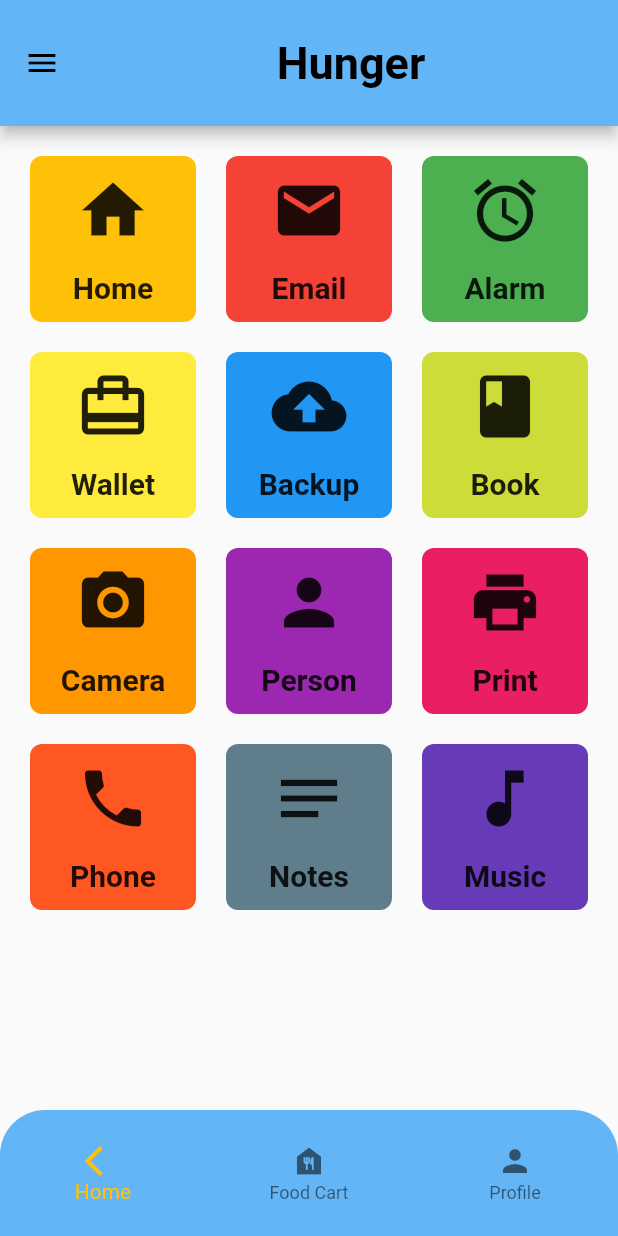
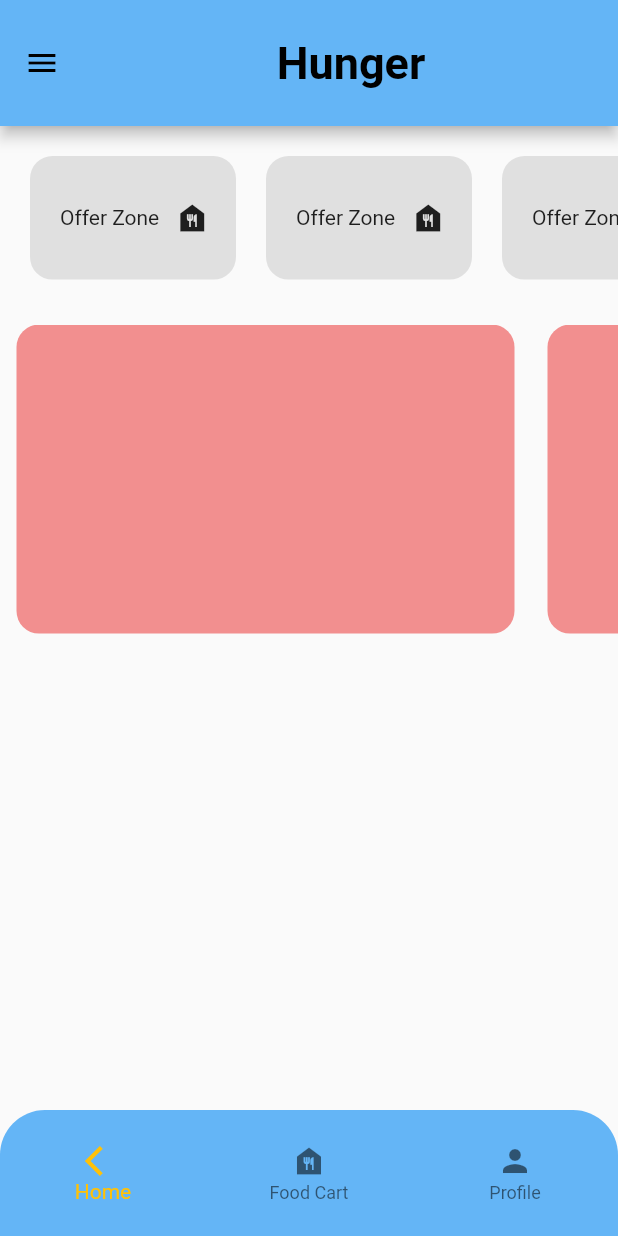
Before and after one commit to farsam10/Farhan-s-Food-App, a Flutter app: the screen it shows after launch, on a phone screen of 412 x 824 dp. Run offline on Flutter 3.47's test engine with Material 2 defaults, Android fonts, the phone set to English and light mode, and no system bars; our stand-ins replace image_picker.

Commit message:
Update home.dart

```diff
--- a/lib/home.dart
+++ b/lib/home.dart
@@ -1,5 +1,4 @@
 import 'package:flutter/material.dart';
-
 
 class Home extends StatefulWidget {
   const Home({Key? key}) : super(key: key);
@@ -8,86 +7,65 @@ class Home extends StatefulWidget {
   State<Home> createState() => _HomeState();
 }
 
-List<Color> arrayOfColors = [
-  Colors.amber,
-  Colors.red,
-  Colors.green,
-  Colors.yellow,
-  Colors.blue,
-  Colors.lime,
-  Colors.orange,
-  Colors.purple,
-  Colors.pink,
-  Colors.deepOrange,
-  Colors.blueGrey,
-  Colors.deepPurple,
-];
-
-List<Icon> arrayOfIcons = [
-  Icon(Icons.home, size: 50),
-  Icon(Icons.mail, size: 50),
-  Icon(Icons.alarm, size: 50),
-  Icon(Icons.wallet_travel, size: 50),
-  Icon(Icons.backup, size: 50),
-  Icon(Icons.book, size: 50),
-  Icon(Icons.camera_alt, size: 50),
-  Icon(Icons.person, size: 50),
-  Icon(Icons.print, size: 50),
-  Icon(Icons.phone, size: 50),
-  Icon(Icons.notes, size: 50),
-  Icon(Icons.music_note, size: 50),
-];
-
-List<String> arrayOfTexts = [
-  "Home",
-  "Email",
-  "Alarm",
-  "Wallet",
-  "Backup",
-  "Book",
-  "Camera",
-  "Person",
-  "Print",
-  "Phone",
-  "Notes",
-  "Music"
-];
-
 class _HomeState extends State<Home> {
   @override
   Widget build(BuildContext context) {
     return Scaffold(
       body: Padding(
-        padding: const EdgeInsets.all(20.0),
-        child: GridView.builder(
-          itemCount: arrayOfColors.length,
-          gridDelegate: SliverGridDelegateWithFixedCrossAxisCount(
-            crossAxisCount: 3,
-            mainAxisSpacing: 20,
-            crossAxisSpacing: 20,
-            childAspectRatio: 100 / 100,
+        padding: const EdgeInsets.only(top: 20, left: 0),
+        child: Column(
+          children: [
+            Padding(
+              padding: const EdgeInsets.only(left: 20.0),
+              child: SingleChildScrollView(
+                scrollDirection: Axis.horizontal,
+                child: Row(
+                  children: [
+                    ...List.generate(
+                      5,
+                      (index) => Container(
+                        decoration: BoxDecoration(
+                          color: Colors.grey[300],
+                          borderRadius: BorderRadius.circular(15),
                         ),
-          itemBuilder: (context, index) => Container(
-            decoration: BoxDecoration(
-              borderRadius: BorderRadius.circular(8),
-              color: arrayOfColors[index],
+                        height: MediaQuery.of(context).size.height / 10,
+                        width: MediaQuery.of(context).size.width / 3,
+                        margin: EdgeInsets.only(right: 20),
+                        child: Row(
+                          children: [
+                            SizedBox(width: 20),
+                            Text("Offer Zone"),
+                            SizedBox(width: 10),
+                            Icon(Icons.food_bank)
+                          ],
                         ),
-            child: Column(
-              mainAxisAlignment: MainAxisAlignment.center,
-              crossAxisAlignment: CrossAxisAlignment.center,
-              children: [
-                Container(
-                  child: arrayOfIcons[index],
                       ),
-                SizedBox(height: 15),
-                Text(
-                  arrayOfTexts[index],
-                  style: TextStyle(fontSize: 20, fontWeight: FontWeight.bold),
                     ),
                   ],
                 ),
               ),
+            ),
+            SizedBox(height: 30),
+            SingleChildScrollView(
+              scrollDirection: Axis.horizontal,
+              child: Row(
+                children: [
+                  ...List.generate(
+                    3,
+                    (index) => Container(
                       height: MediaQuery.of(context).size.height / 4,
+                      width: MediaQuery.of(context).size.width - 80,
+                      decoration: BoxDecoration(
+                        color: Color.fromARGB(255, 242, 143, 143),
+                        borderRadius: BorderRadius.circular(15),
+                      ),
+                      margin: EdgeInsets.only(right: 11, left: 11),
+                    ),
+                  ),
+                ],
+              ),
+            )
+          ],
         ),
       ),
     );
```
Lines whose indentation alone changed are shown as unchanged.
